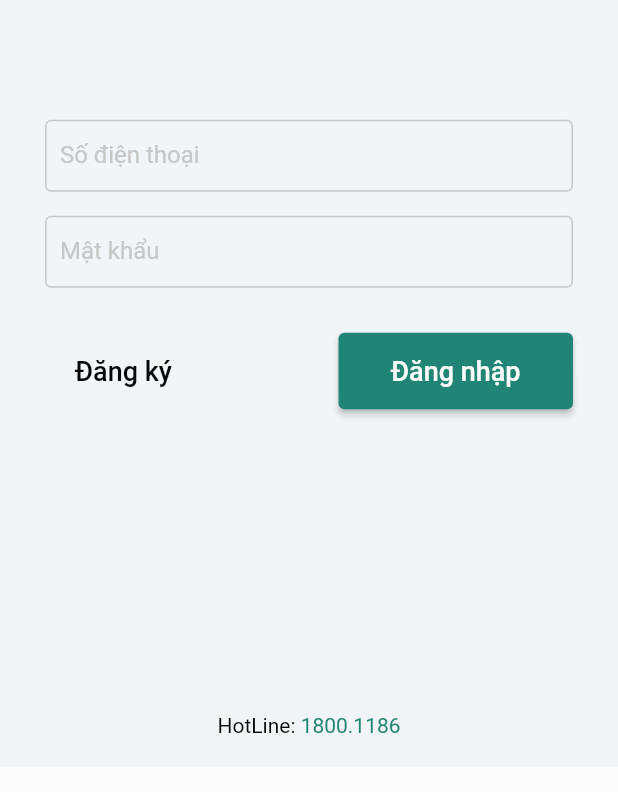
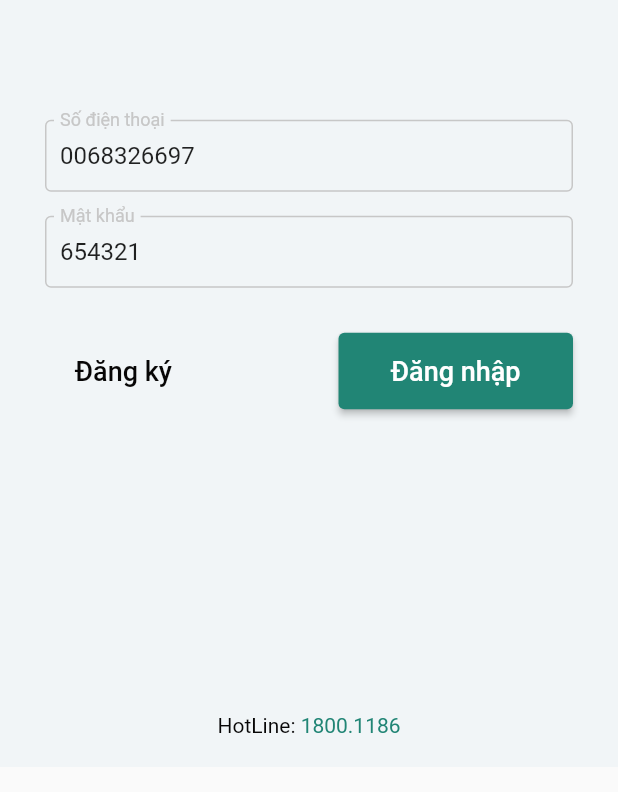
Before and after one commit to taoquynh/VinhomeFlutter, a Flutter app: the screen it shows after launch, on a phone screen of 412 x 824 dp, the part 439-1231 px from its top. Run offline on Flutter 3.47's test engine with Material 2 defaults, Android fonts, the phone set to English and light mode, and no system bars; our stand-ins replace dio, flutter_secure_storage.

```diff
--- a/lib/apis/api_register.dart
+++ b/lib/apis/api_register.dart
@@ -24,7 +24,7 @@ void register(
 
   User user;
 
-  ApiManager().request(ApiName().login, Method.post, formData, (data) async {
+  ApiManager().request(ApiName().register, Method.post, formData, (data) async {
     user = User.fromJSON(data);
     await storage.write(key: loginStorage, value: user.token);
     onSuccess(data);
--- a/lib/commons/widgets/fill_button.dart
+++ b/lib/commons/widgets/fill_button.dart
@@ -0,0 +1,32 @@
+import 'package:flutter/cupertino.dart';
+import 'package:flutter/material.dart';
+import 'package:vinhome/utils/color.dart';
+
+class FillButton extends StatelessWidget {
+  final void Function() onPress;
+  final String title;
+  final TextStyle? textStyle;
+  final EdgeInsets? buttonPadding;
+  const FillButton(
+      {Key? key,
+      required this.onPress,
+      required this.title,
+      this.textStyle,
+      this.buttonPadding})
+      : super(key: key);
+
+  @override
+  Widget build(BuildContext context) {
+    return ElevatedButton(
+      onPressed: onPress,
+      style: ElevatedButton.styleFrom(
+        primary: AppColor.mainColor,
+        padding: buttonPadding,
+      ),
+      child: Text(
+        title,
+        style: textStyle,
+      ),
+    );
+  }
+}
--- /dev/null
+++ b/lib/models/login_arguments.dart
@@ -0,0 +1,6 @@
+class LoginArguments {
+  final String phone;
+  final String password;
+
+  const LoginArguments(this.phone, this.password);
+}
--- a/lib/models/user.dart
+++ b/lib/models/user.dart
@@ -3,8 +3,10 @@ class User {
   final String? createdAt;
   final String? createdBy;
   final String? modifiedAt;
+  final String? modifiedBy;
   final String name;
   final String? dateOfBirth;
+  final String? address;
   final bool? gender;
   final String phoneNumber;
   final String? email;
@@ -16,8 +18,10 @@ class User {
       this.createdAt,
       this.createdBy,
       this.modifiedAt,
+      this.modifiedBy,
       required this.name,
       this.dateOfBirth,
+      this.address,
       this.gender,
       required this.phoneNumber,
       this.email,
@@ -30,8 +34,10 @@ class User {
         createdAt: json['createdAt'] as String,
         createdBy: json['createdBy'] as String,
         modifiedAt: json['modifiedAt'] as String,
+        modifiedBy: json['modifiedBy'] as String,
         name: json['name'] as String,
         dateOfBirth: json['dateOfBirth'] as String,
+        address: json['address'] as String,
         gender: json['gender'] as bool,
         phoneNumber: json['phoneNumber'] as String,
         email: json['email'] as String,
--- a/lib/modules/login_screen.dart
+++ b/lib/modules/login_screen.dart
@@ -1,10 +1,11 @@
-import 'dart:developer';
-
 import 'package:flutter/foundation.dart';
 import 'package:flutter/material.dart';
 import 'package:vinhome/apis/api_login.dart';
+import 'package:vinhome/commons/dialogs/alert.dart';
+import 'package:vinhome/commons/widgets/fill_button.dart';
 import 'package:vinhome/commons/widgets/hotline.dart';
 import 'package:vinhome/commons/widgets/text_field.dart';
+import 'package:vinhome/models/login_arguments.dart';
 import 'package:vinhome/modules/register_screen.dart';
 import 'package:vinhome/utils/color.dart';
 
@@ -32,9 +33,16 @@ class _LoginScreenState extends State<LoginScreen> {
     _password = value;
   }
 
-  void onPressRegister() {
-    Navigator.push(context,
+  void onPressRegister(BuildContext context) async {
+    final LoginArguments? result = await Navigator.push(context,
         MaterialPageRoute(builder: (context) => const RegisterScreen()));
+
+    if (result != null) {
+      setState(() {
+        _phoneController.text = result.phone;
+        _passwordController.text = result.password;
+      });
+    }
   }
 
   void onPressLogin() {
@@ -42,9 +50,11 @@ class _LoginScreenState extends State<LoginScreen> {
       Navigator.push(context,
           MaterialPageRoute(builder: (context) => const ListIssueScreen()));
     }, (messageE) {
-      log('Message error $messageE');
+      showAlertDialog(
+          context: context, title: 'Đã có lỗi xảy ra', message: messageE);
     }, (error) {
-      log('error $error');
+      showAlertDialog(
+          context: context, title: 'Đã có lỗi xảy ra', message: error);
     });
   }
 
@@ -59,6 +69,9 @@ class _LoginScreenState extends State<LoginScreen> {
     super.initState();
     _phoneController = TextEditingController();
     _passwordController = TextEditingController();
+
+    _phoneController.text = '0068326697';
+    _passwordController.text = '654321';
   }
 
   @override
@@ -118,7 +131,9 @@ class _LoginScreenState extends State<LoginScreen> {
                             Row(
                               children: [
                                 TextButton(
-                                    onPressed: onPressRegister,
+                                    onPressed: () {
+                                      onPressRegister(context);
+                                    },
                                     style: TextButton.styleFrom(
                                         padding: const EdgeInsets.symmetric(
                                             vertical: 15, horizontal: 20)),
@@ -131,20 +146,15 @@ class _LoginScreenState extends State<LoginScreen> {
                                       ),
                                     )),
                                 const Spacer(),
-                                ElevatedButton(
-                                  onPressed: onPressLogin,
-                                  style: ElevatedButton.styleFrom(
-                                    primary: AppColor.mainColor,
-                                    padding: const EdgeInsets.symmetric(
-                                        vertical: 15, horizontal: 35),
-                                  ),
-                                  child: Text(
-                                    'Đăng nhập',
-                                    style: TextStyle(
-                                        color: AppColor.whiteColor,
-                                        fontWeight: FontWeight.w500,
-                                        fontSize: 18),
-                                  ),
+                                FillButton(
+                                  title: 'Đăng nhập',
+                                  onPress: onPressLogin,
+                                  buttonPadding: const EdgeInsets.symmetric(
+                                      vertical: 15, horizontal: 35),
+                                  textStyle: TextStyle(
+                                      color: AppColor.whiteColor,
+                                      fontWeight: FontWeight.w500,
+                                      fontSize: 18),
                                 )
                               ],
                             ),
```
Also changed, not shown: lib/commons/dialogs/alert.dart (added, +81 -0 lines), lib/commons/dialogs/dialog_manager.dart (added, +74 -0 lines), lib/modules/register_screen.dart (+47 -22 lines).
